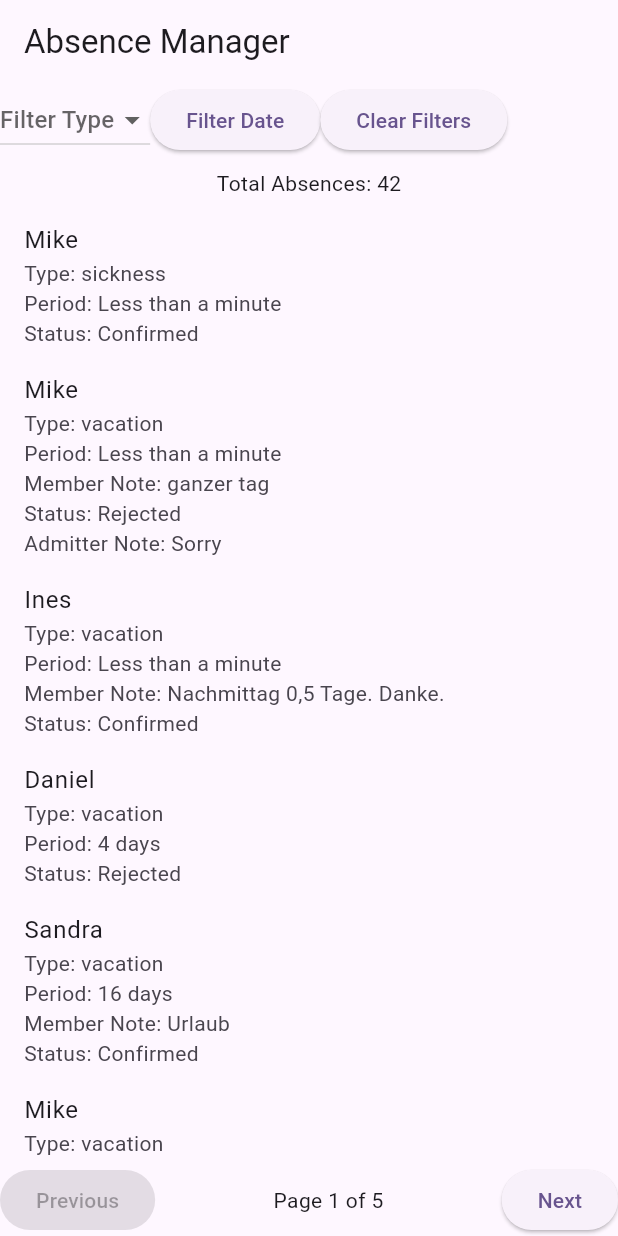
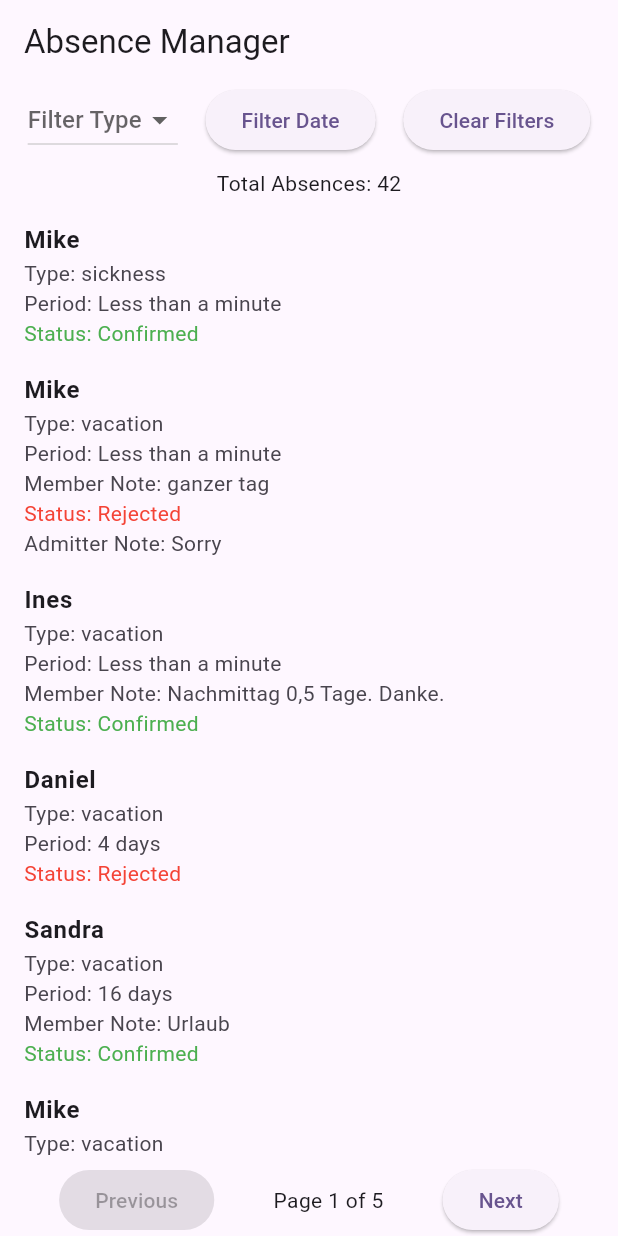
Before and after one commit to siavashmirzaeifard/Crewmeister, a Flutter app: the screen it shows after launch, on a phone screen of 412 x 824 dp. Run offline on Flutter 3.47's test engine with Material 3 defaults, Android fonts, the phone set to English and light mode, and no system bars; our stand-ins replace equatable, flutter_bloc.

Commit message:
refactor: UI optimization

```diff
--- a/lib/presentation/screens/main_screen.dart
+++ b/lib/presentation/screens/main_screen.dart
@@ -54,7 +54,8 @@ class _MainScreenState extends State<MainScreen> {
   Widget build(BuildContext context) {
     return Scaffold(
       appBar: AppBar(title: const Text('Absence Manager')),
-      body: Column(
+      body: SafeArea(
+        child: Column(
           children: [
             FilterControls(
               filterType: filterType,
@@ -123,6 +124,7 @@ class _MainScreenState extends State<MainScreen> {
             ),
           ],
         ),
+      ),
     );
   }
 }
--- a/lib/presentation/widgets/absence_list_widget.dart
+++ b/lib/presentation/widgets/absence_list_widget.dart
@@ -1,4 +1,6 @@
 import 'package:flutter/material.dart';
+
+import '/data/model/member_absence.dart';
 
 /// Widget that displays a list of absences and the total count.
 class AbsenceListWidget extends StatelessWidget {
@@ -8,9 +10,9 @@ class AbsenceListWidget extends StatelessWidget {
     required this.absences,
   }) : response = absences;
 
-  final List absences; // List of absence details.
+  final List<MemberAbsence> absences; // List of absence details.
   final int total; // Total number of absences.
-  final List response;
+  final List<MemberAbsence> response;
 
   @override
   Widget build(BuildContext context) {
@@ -28,7 +30,10 @@ class AbsenceListWidget extends StatelessWidget {
               final detail = absences[index];
               return ListTile(
                 // Member's name
-                title: Text(detail.memberName),
+                title: Text(
+                  detail.memberName,
+                  style: TextStyle(fontWeight: FontWeight.bold),
+                ),
                 subtitle: Column(
                   crossAxisAlignment: CrossAxisAlignment.start,
                   children: [
@@ -40,7 +45,17 @@ class AbsenceListWidget extends StatelessWidget {
                     if (detail.memberNote.isNotEmpty)
                       Text('Member Note: ${detail.memberNote}'),
                     // Status of the absence
-                    Text('Status: ${detail.status}'),
+                    Text(
+                      'Status: ${detail.status}',
+                      style: TextStyle(
+                        color:
+                            detail.status.toLowerCase() == 'confirmed'
+                                ? Colors.green
+                                : detail.status.toLowerCase() == 'rejected'
+                                ? Colors.red
+                                : Colors.black,
+                      ),
+                    ),
                     // If available, show the admitter note.
                     if (detail.admitterNote.isNotEmpty)
                       Text('Admitter Note: ${detail.admitterNote}'),
--- a/lib/presentation/widgets/filter_controls.dart
+++ b/lib/presentation/widgets/filter_controls.dart
@@ -17,6 +17,7 @@ class FilterControls extends StatelessWidget {
   @override
   Widget build(BuildContext context) {
     return Row(
+      mainAxisAlignment: MainAxisAlignment.spaceEvenly,
       children: [
         // Dropdown to select type
         DropdownButton<String>(
--- a/lib/presentation/widgets/pagination_controls.dart
+++ b/lib/presentation/widgets/pagination_controls.dart
@@ -22,7 +22,7 @@ class PaginationControls extends StatelessWidget {
     // Calculate the last page number based on total items and items per page.
     final lastPage = (total + itemsPerPage - 1) ~/ itemsPerPage;
     return Row(
-      mainAxisAlignment: MainAxisAlignment.spaceBetween,
+      mainAxisAlignment: MainAxisAlignment.spaceEvenly,
       children: [
         // Previous button, disabled if the current page is the first.
         ElevatedButton(
```
Lines whose indentation alone changed are shown as unchanged.
